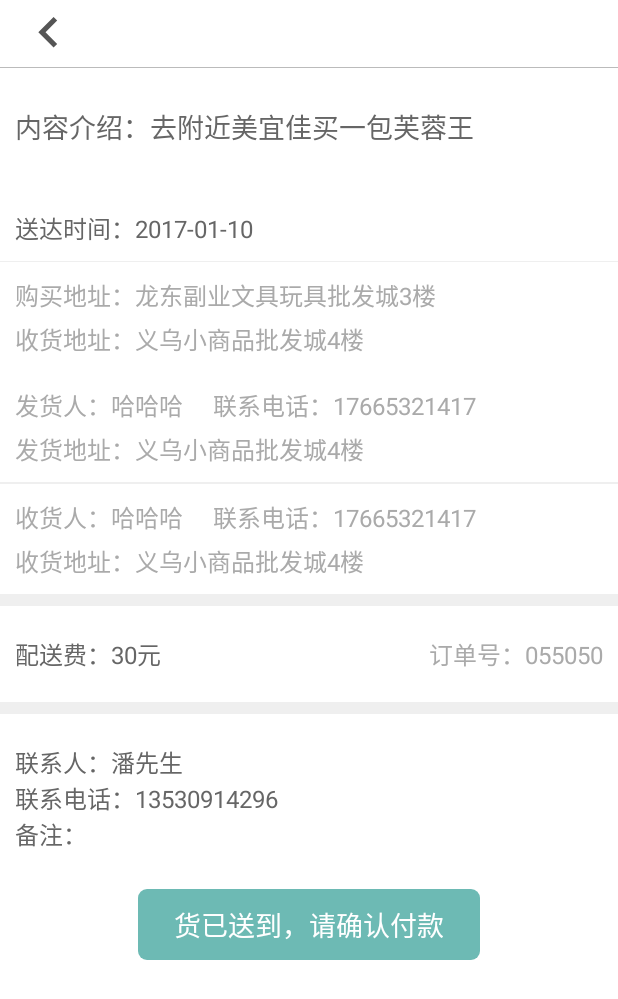
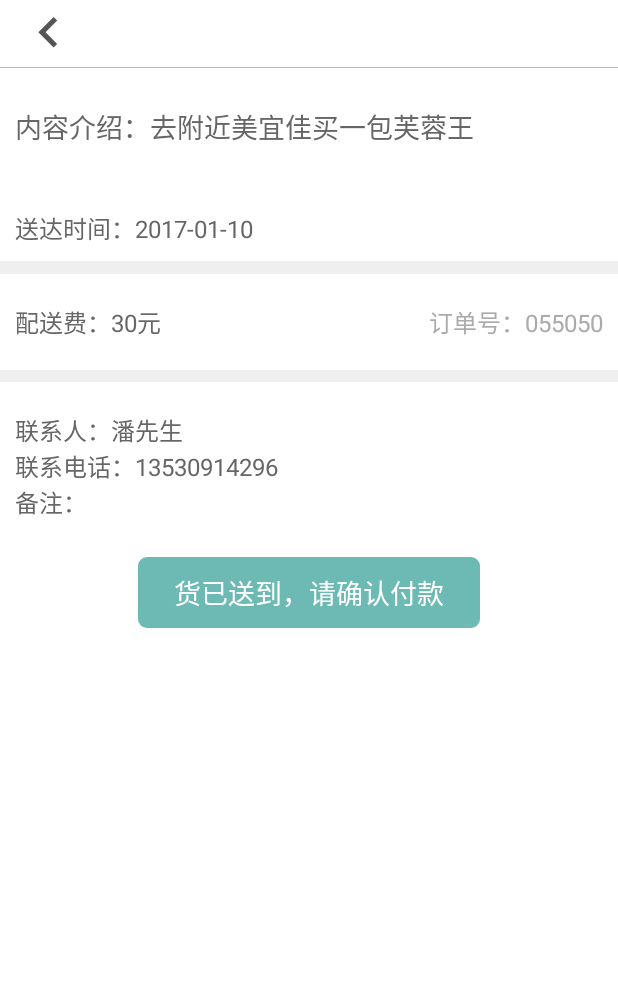
Before and after one commit to fmk-2017/fmk-renren, an Android app: the AtWillBuyActivity screen opened directly, with no data from a screen before it, on a phone screen of 412 x 824 dp. Shown: the top 999 px of the screen. Run offline under Robolectric (Android 15) with nearby library versions, the phone set to English and light mode, and no system bars; our stand-ins replace CircleImageView; libraries missing offline, so code that uses them is left out: com.alibaba.fastjson, com.alipay.sdk, com.tencent.mm, org.xutils.common, org.xutils.http and 1 more; 3 statements that could not run were skipped.

Commit message:
201708022346

```diff
--- a/app/src/main/java/com/example/dushikuaibang/Activity/CommentActivity.java
+++ b/app/src/main/java/com/example/dushikuaibang/Activity/CommentActivity.java
@@ -3,6 +3,7 @@ package com.example.dushikuaibang.Activity;
 import android.content.Context;
 import android.os.Bundle;
 import android.text.TextUtils;
+import android.util.Log;
 import android.widget.ListView;
 
 import com.alibaba.fastjson.JSON;
@@ -50,6 +51,7 @@ public class CommentActivity extends BaseActivity implements HttpPostRequestUtil
             map.put("user_id", userid);
         } else {
             map.put("act", COMMENT_LIST);
+            map.put("user_id", userid);
             map.put("skill_id", skill_id);
         }
         HttpPostRequestUtils.getInstance(this).Post(map);
@@ -68,7 +70,7 @@ public class CommentActivity extends BaseActivity implements HttpPostRequestUtil
 
     @Override
     public void Fail(String method, String error) {
-
+        Log.e("Fail", "Fail: ");
     }
 
     @Override
--- a/app/src/main/java/com/example/dushikuaibang/Adapter/CommentAdapter.java
+++ b/app/src/main/java/com/example/dushikuaibang/Adapter/CommentAdapter.java
@@ -39,7 +39,6 @@ public class CommentAdapter extends BaseAdapter {
 
     @Override
     public int getCount() {
-
         return type == 0 ? comments.size() : messages.size();
     }
 
@@ -71,7 +70,7 @@ public class CommentAdapter extends BaseAdapter {
             vh.time.setText(TimeUtils.getFormatTime(comments.get(position).getAdd_time()));
             vh.content.setText(comments.get(position).getEvaluate_content());
         } else {
-            vh.name.setText(TextUtils.isEmpty(comments.get(position).getNickname()) ? comments.get(position).getUser_name() : comments.get(position).getNickname());
+            vh.name.setText(TextUtils.isEmpty(messages.get(position).getNickname()) ? messages.get(position).getUser_name() : messages.get(position).getNickname());
             vh.time.setText(TimeUtils.getFormatTime(messages.get(position).getAdd_time()));
             vh.content.setText(messages.get(position).getContent());
         }
--- a/app/src/main/res/layout/activity_at_will_buy.xml
+++ b/app/src/main/res/layout/activity_at_will_buy.xml
@@ -21,6 +21,20 @@
             android:layout_height="match_parent"
             android:layout_marginTop="15dp"
             android:orientation="vertical">
+
+            <com.example.dushikuaibang.Layout.PercentLinearLayout
+                android:layout_width="match_parent"
+                android:layout_height="wrap_content"
+                android:orientation="vertical"
+                app:layout_heightPercent="35%h">
+
+                <ImageView
+                    android:layout_width="wrap_content"
+                    android:layout_height="wrap_content"
+                    app:layout_heightPercent="35%h"
+                    app:layout_widthPercent="35%h" />
+
+            </com.example.dushikuaibang.Layout.PercentLinearLayout>
 
             <com.example.dushikuaibang.Layout.PercentLinearLayout
                 android:id="@+id/other"
@@ -81,7 +95,8 @@
                 android:layout_width="match_parent"
                 android:layout_height="wrap_content"
                 android:orientation="vertical"
-                android:padding="10dp">
+                android:padding="10dp"
+                android:visibility="gone">
 
                 <LinearLayout
                     android:id="@+id/buyaddress_linear"
@@ -135,7 +150,8 @@
                 android:id="@+id/city"
                 android:layout_width="match_parent"
                 android:layout_height="wrap_content"
-                android:orientation="vertical">
+                android:orientation="vertical"
+                android:visibility="gone">
 
                 <LinearLayout
                     android:layout_width="match_parent"
--- a/app/src/main/res/layout/activity_login.xml
+++ b/app/src/main/res/layout/activity_login.xml
@@ -63,8 +63,8 @@
             android:background="@android:color/transparent"
             android:hint="@string/phone_tips"
             android:inputType="number"
-            android:text="15827991714"
             android:textColorHint="@color/gray" />
+        <!--android:text="15827991714"-->
 
     </LinearLayout>
 
@@ -97,8 +97,8 @@
             android:background="@android:color/transparent"
             android:hint="@string/password_tips"
             android:inputType="textPassword"
-            android:text="123456"
             android:textColorHint="@color/gray" />
+        <!--android:text="123456"-->
 
     </LinearLayout>
 
--- a/app/src/main/res/layout/activity_my_info.xml
+++ b/app/src/main/res/layout/activity_my_info.xml
@@ -20,7 +20,7 @@
                 android:layout_width="match_parent"
                 android:layout_height="wrap_content">
 
-                <ImageView
+                <android.support.v4.view.ViewPager
                     android:id="@+id/header_bg"
                     android:layout_width="match_parent"
                     android:layout_height="wrap_content"
@@ -39,7 +39,7 @@
                         android:layout_width="wrap_content"
                         android:layout_height="wrap_content"
                         android:scaleType="centerCrop"
-                        android:src="@mipmap/home_10"
+                        android:src="@mipmap/home_07"
                         app:border_color="@color/white_transparent"
                         app:border_width="5dp"
                         app:layout_heightPercent="25%w"
--- a/app/src/main/res/values/strings.xml
+++ b/app/src/main/res/values/strings.xml
@@ -24,7 +24,7 @@
     </string-array>
 
     <!--homefragment-->
-    <string name="nearby_store">附近商家</string>
+    <string name="nearby_store">附近技能</string>
     <string name="minute_old">%s分钟前</string>
     <string name="kilometer">%s公里</string>
 
```
Also changed, not shown: app/src/main/java/com/example/dushikuaibang/Activity/AtWillBuyActivity.java (+10 -8 lines), app/src/main/java/com/example/dushikuaibang/Activity/MyInfoActivity.java (+46 -0 lines), app/src/main/java/com/example/dushikuaibang/Activity/ReleaseNeedActivity.java (+6 -1 lines), app/src/main/java/com/example/dushikuaibang/Entity/MySkill.java (+20 -0 lines), app/src/main/res/layout/activity_update_info.xml (+34 -33 lines), app/src/main/res/mipmap-xhdpi/home_07.png.
